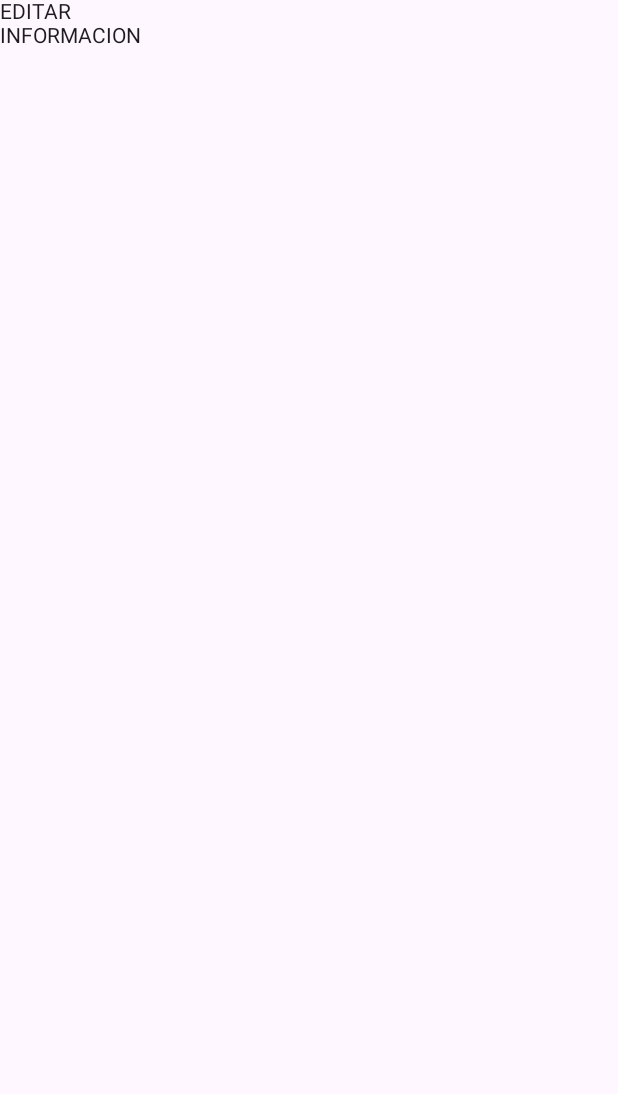
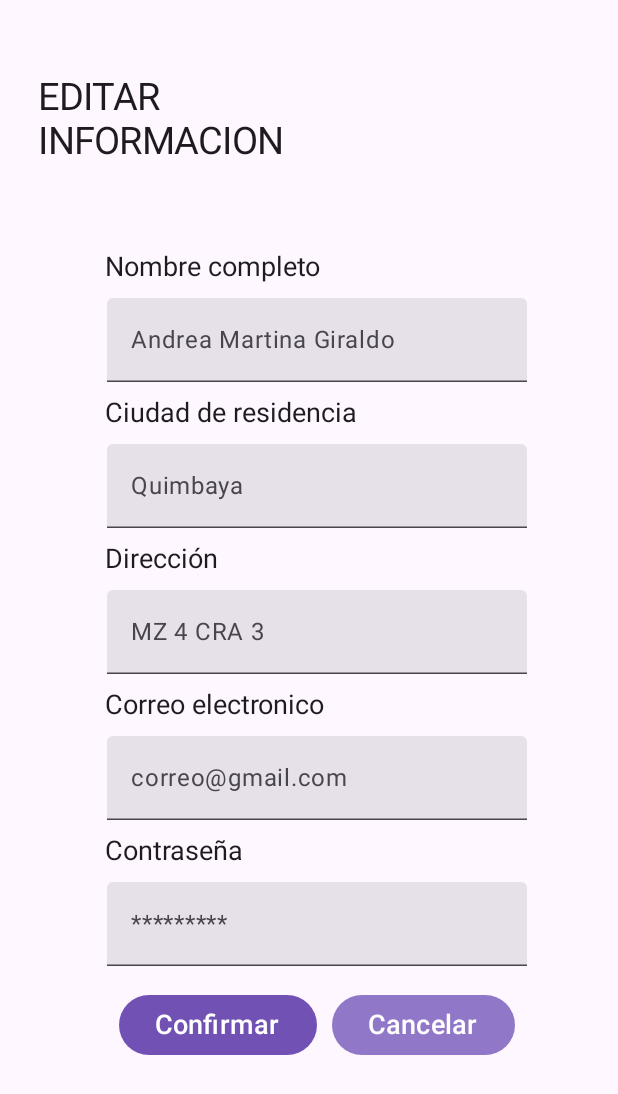
Before and after one commit to ggalvisgg/App-Security, an Android app built with Jetpack Compose: the screen it shows after launch (MainActivity), on a phone screen of 412 x 824 dp. Before the commit the part shown is almost empty. Shown: the top 1094 px of the screen. Run offline under Robolectric (Android 15) with nearby library versions, the phone set to English and light mode, and no system bars.

Commit message:
la ventana edit informacion tiene la mayoria de cosas

```diff
--- a/app/src/main/java/com/appsecurity/ui/screens/EditScreen.kt
+++ b/app/src/main/java/com/appsecurity/ui/screens/EditScreen.kt
@@ -1,11 +1,53 @@
 package com.appsecurity.ui.screens
 
+import android.R.attr.onClick
 import android.content.Context
+import android.util.Patterns
+import android.widget.Toast
+import androidx.compose.foundation.layout.Arrangement
+import androidx.compose.foundation.layout.Column
 import androidx.compose.foundation.layout.PaddingValues
+import androidx.compose.foundation.layout.Row
+import androidx.compose.foundation.layout.Spacer
+import androidx.compose.foundation.layout.fillMaxSize
+import androidx.compose.foundation.layout.height
+import androidx.compose.foundation.layout.padding
+import androidx.compose.foundation.layout.width
+import androidx.compose.foundation.text.KeyboardOptions
+import androidx.compose.material.icons.Icons
+import androidx.compose.material.icons.rounded.AccountCircle
+import androidx.compose.material.icons.rounded.Done
+import androidx.compose.material3.Button
+import androidx.compose.material3.ButtonColors
+import androidx.compose.material3.ButtonDefaults
+import androidx.compose.material3.Icon
+import androidx.compose.material3.OutlinedTextField
 import androidx.compose.material3.Scaffold
 import androidx.compose.material3.Text
+import androidx.compose.material3.TextField
 import androidx.compose.runtime.Composable
+import androidx.compose.runtime.getValue
+import androidx.compose.runtime.mutableStateOf
+import androidx.compose.runtime.remember
+import androidx.compose.ui.Alignment
+import androidx.compose.ui.Modifier
 import androidx.compose.ui.platform.LocalContext
+import androidx.compose.ui.unit.dp
+import androidx.compose.runtime.saveable.rememberSaveable
+import androidx.compose.runtime.setValue
+import androidx.compose.ui.graphics.Color
+import androidx.compose.ui.platform.LocalUriHandler
+import androidx.compose.ui.text.LinkAnnotation
+import androidx.compose.ui.text.SpanStyle
+import androidx.compose.ui.text.TextLinkStyles
+import androidx.compose.ui.text.buildAnnotatedString
+import androidx.compose.ui.text.font.FontStyle
+import androidx.compose.ui.text.input.KeyboardType
+import androidx.compose.ui.text.withLink
+import androidx.compose.ui.unit.sp
+import com.appsecurity.ui.component.TextFieldForm
+import java.nio.file.WatchEvent
+import android.graphics.Color as AndroidColor
 
 @Composable
 fun EditScreen(){
@@ -26,5 +68,131 @@ fun EditForm(
     padding: PaddingValues,
     contex: Context
 ){
-    Text(text = "EDITAR \nINFORMACION")
+
+    var email by rememberSaveable { mutableStateOf("") }
+
+    Text(text = "EDITAR \nINFORMACION",
+        fontSize = 25.sp,
+        modifier = Modifier
+            .padding(top=50.dp, start = 25.dp))
+
+    Column(
+        modifier = Modifier
+            .padding(10.dp, top=50.dp)
+            .fillMaxSize(),
+        //verticalArrangement = Arrangement.Top,
+        //verticalArrangement = Arrangement.Center
+        //horizontalAlignment = Alignment.Start
+        horizontalAlignment = Alignment.CenterHorizontally,
+        verticalArrangement = Arrangement.Center
+    ) {
+
+        Text(text = "Nombre completo",
+            fontSize = 18.sp,
+            modifier = Modifier
+                .align (Alignment.Start)
+                .padding(start = 60.dp, bottom = 10.dp)
+        )
+
+        TextField(
+            value = email,
+            onValueChange = { email = it },
+            label = { Text("Andrea Martina Giraldo") }
+        )
+
+        Spacer(modifier = Modifier
+            .height(10.dp))
+
+        Text(text = "Ciudad de residencia",
+            fontSize = 18.sp,
+            modifier = Modifier
+                .align (Alignment.Start)
+                .padding(start = 60.dp, bottom = 10.dp)
+        )
+
+        TextField(
+            value = email,
+            onValueChange = { email = it },
+            label = { Text("Quimbaya") }
+        )
+
+        Spacer(modifier = Modifier
+            .height(10.dp))
+
+        Text(text = "Dirección",
+            fontSize = 18.sp,
+            modifier = Modifier
+                .align (Alignment.Start)
+                .padding(start = 60.dp, bottom = 10.dp)
+        )
+
+        TextField(
+            value = email,
+            onValueChange = { email = it },
+            label = { Text("MZ 4 CRA 3") }
+        )
+
+        Spacer(modifier = Modifier
+            .height(10.dp))
+
+        Text(text = "Correo electronico",
+            fontSize = 18.sp,
+            modifier = Modifier
+                .align (Alignment.Start)
+                .padding(start = 60.dp, bottom = 10.dp)
+        )
+
+        TextField(
+            value = email,
+            onValueChange = { email = it },
+            label = { Text("correo@gmail.com") }
+        )
+
+        Spacer(modifier = Modifier
+            .height(10.dp))
+
+        Text(text = "Contraseña",
+            fontSize = 18.sp,
+            modifier = Modifier
+                .align (Alignment.Start)
+                .padding(start = 60.dp, bottom = 10.dp)
+        )
+
+        TextField(
+            value = email,
+            onValueChange = { email = it },
+            label = { Text("*********") }
+        )
+
+        Spacer(modifier = Modifier
+            .height(15.dp))
+
+        Row(
+            horizontalArrangement = Arrangement.Start,
+                ){
+
+            Button(
+                colors = ButtonDefaults.buttonColors(Color(AndroidColor.parseColor("#7251B5"))),
+                onClick = {}
+            ) {
+                Text(text = "Confirmar",
+                    fontSize = 18.sp)
+            }
+
+            Spacer(modifier = Modifier
+                .width(10.dp))
+
+            Button(
+                colors = ButtonDefaults.buttonColors(Color(AndroidColor.parseColor("#9177C7"))),
+                onClick = {}
+            ) {
+                Text(text = "Cancelar",
+                    fontSize = 18.sp)
+            }
+        }
+
+
+
+
+    }
 }
--- a/app/src/main/java/com/appsecurity/ui/screens/LoginScreen.kt
+++ b/app/src/main/java/com/appsecurity/ui/screens/LoginScreen.kt
@@ -159,9 +159,7 @@ fun LoginForm(
                     modifier = Modifier
                         .padding(3.dp)
                 )
-                Text(text = "Iniciar sesion"
-
-                )
+                Text(text = "Iniciar sesion")
         }
 
         Spacer(modifier = Modifier.height(10.dp))
```
